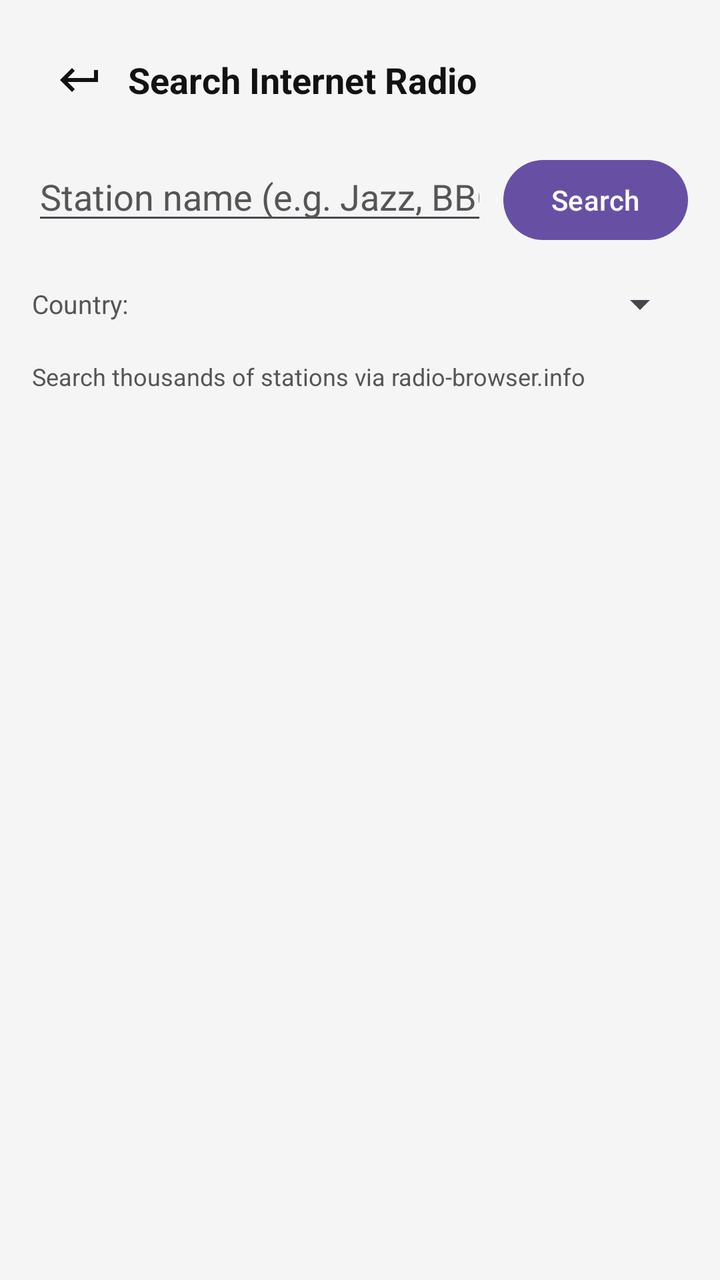
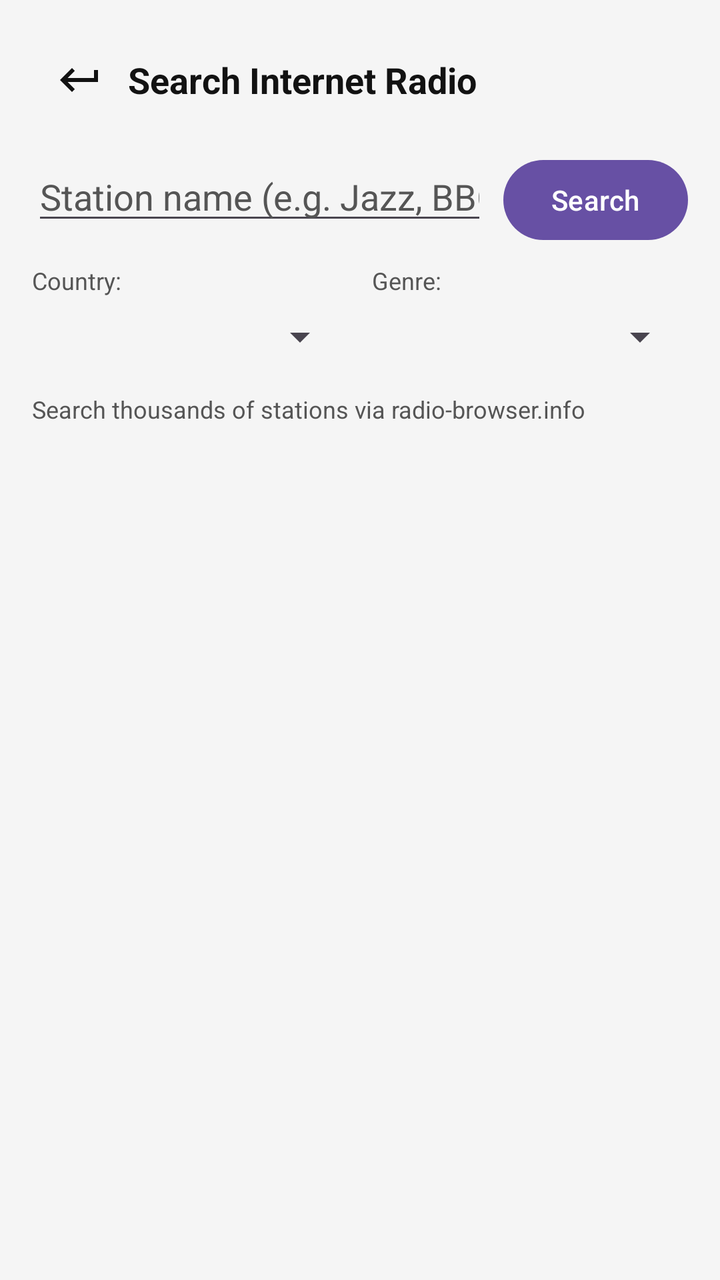

Screens rendered from an Android XML layout before and after an edit, with the pre-edit source and the edit as a unified diff.
<!-- AndroidManifest.xml: application theme Theme.RadioPlayer -->
<!-- res/layout/activity_search_stations.xml -->
<?xml version="1.0" encoding="utf-8"?>
<LinearLayout xmlns:android="http://schemas.android.com/apk/res/android"
    xmlns:app="http://schemas.android.com/apk/res-auto"
    android:layout_width="match_parent"
    android:layout_height="match_parent"
    android:orientation="vertical"
    android:padding="16dp"
    android:background="@color/app_background">

    <LinearLayout
        android:layout_width="match_parent"
        android:layout_height="48dp"
        android:orientation="horizontal"
        android:gravity="center_vertical"
        android:layout_marginBottom="12dp">

        <ImageButton
            android:id="@+id/searchBackButton"
            android:layout_width="48dp"
            android:layout_height="48dp"
            android:background="?attr/selectableItemBackgroundBorderless"
            android:contentDescription="@string/return_to_main"
            android:padding="12dp"
            android:src="@drawable/ic_return"
            app:tint="@color/app_text_primary" />

        <TextView
            android:layout_width="0dp"
            android:layout_height="wrap_content"
            android:layout_weight="1"
            android:text="Search Internet Radio"
            android:textColor="@color/app_text_primary"
            android:textSize="18sp"
            android:textStyle="bold" />
    </LinearLayout>

    <LinearLayout
        android:layout_width="match_parent"
        android:layout_height="wrap_content"
        android:orientation="horizontal"
        android:layout_marginBottom="8dp">

        <EditText
            android:id="@+id/searchQueryEdit"
            android:layout_width="0dp"
            android:layout_height="wrap_content"
            android:layout_weight="1"
            android:hint="Station name (e.g. Jazz, BBC, SomaFM)"
            android:textColor="@color/app_text_primary"
            android:textColorHint="@color/app_text_secondary"
            android:imeOptions="actionSearch"
            android:inputType="text"
            android:singleLine="true" />

        <Button
            android:id="@+id/searchActionButton"
            android:layout_width="wrap_content"
            android:layout_height="wrap_content"
            android:layout_marginStart="8dp"
            android:text="Search" />
    </LinearLayout>

    <LinearLayout
        android:layout_width="match_parent"
        android:layout_height="wrap_content"
        android:orientation="horizontal"
        android:gravity="center_vertical"
        android:layout_marginBottom="8dp">

        <TextView
            android:layout_width="wrap_content"
            android:layout_height="wrap_content"
            android:text="Country:"
            android:textColor="@color/app_text_secondary"
            android:textSize="13sp"
            android:layout_marginEnd="8dp" />

        <Spinner
            android:id="@+id/countrySpinner"
            android:layout_width="0dp"
            android:layout_height="wrap_content"
            android:layout_weight="1"
            android:minHeight="40dp" />
    </LinearLayout>

    <ProgressBar
        android:id="@+id/searchProgress"
        android:layout_width="wrap_content"
        android:layout_height="wrap_content"
        android:layout_gravity="center_horizontal"
        android:visibility="gone"
        android:layout_marginBottom="8dp" />

    <TextView
        android:id="@+id/searchStatusText"
        android:layout_width="match_parent"
        android:layout_height="wrap_content"
        android:text="Search thousands of stations via radio-browser.info"
        android:textColor="@color/app_text_secondary"
        android:textSize="12sp"
        android:layout_marginBottom="8dp" />

    <ListView
        android:id="@+id/searchResultsList"
        android:layout_width="match_parent"
        android:layout_height="0dp"
        android:layout_weight="1"
        android:divider="@color/app_divider"
        android:dividerHeight="1dp" />

</LinearLayout>
<!-- resources referenced by this layout -->
<resources>
  <color name="app_background">#FFF5F5F5</color>
  <color name="app_divider">#FFDDDDDD</color>
  <color name="app_text_primary">#FF121212</color>
  <color name="app_text_secondary">#FF555555</color>
  <!-- drawable ic_return (drawable) -->
  <vector xmlns:android="http://schemas.android.com/apk/res/android"
      android:width="24dp"
      android:height="24dp"
      android:viewportWidth="24"
      android:viewportHeight="24">
      <path
          android:fillColor="#FFFFFFFF"
          android:pathData="M19,7v4H5.83l3.58,-3.59L8,6l-6,6 6,6 1.41,-1.41L5.83,13H21V7z" />
  </vector>
  <string name="return_to_main">Return to main</string>
  <style name="Theme.RadioPlayer" parent="Base.Theme.RadioPlayer" />
  <style name="Base.Theme.RadioPlayer" parent="Theme.Material3.DayNight.NoActionBar">
          
      </style>
</resources>

<!-- the commit's change to res/layout/activity_search_stations.xml (unified diff, before → after) -->
@@ -67,20 +67,47 @@
         android:gravity="center_vertical"
         android:layout_marginBottom="8dp">
 
-        <TextView
-            android:layout_width="wrap_content"
-            android:layout_height="wrap_content"
-            android:text="Country:"
-            android:textColor="@color/app_text_secondary"
-            android:textSize="13sp"
-            android:layout_marginEnd="8dp" />
-
-        <Spinner
-            android:id="@+id/countrySpinner"
+        <LinearLayout
             android:layout_width="0dp"
             android:layout_height="wrap_content"
             android:layout_weight="1"
-            android:minHeight="40dp" />
+            android:orientation="vertical"
+            android:layout_marginEnd="6dp">
+
+            <TextView
+                android:layout_width="wrap_content"
+                android:layout_height="wrap_content"
+                android:text="Country:"
+                android:textColor="@color/app_text_secondary"
+                android:textSize="12sp" />
+
+            <Spinner
+                android:id="@+id/countrySpinner"
+                android:layout_width="match_parent"
+                android:layout_height="wrap_content"
+                android:minHeight="40dp" />
+        </LinearLayout>
+
+        <LinearLayout
+            android:layout_width="0dp"
+            android:layout_height="wrap_content"
+            android:layout_weight="1"
+            android:orientation="vertical"
+            android:layout_marginStart="6dp">
+
+            <TextView
+                android:layout_width="wrap_content"
+                android:layout_height="wrap_content"
+                android:text="Genre:"
+                android:textColor="@color/app_text_secondary"
+                android:textSize="12sp" />
+
+            <Spinner
+                android:id="@+id/genreSpinner"
+                android:layout_width="match_parent"
+                android:layout_height="wrap_content"
+                android:minHeight="40dp" />
+        </LinearLayout>
     </LinearLayout>
 
     <ProgressBar
